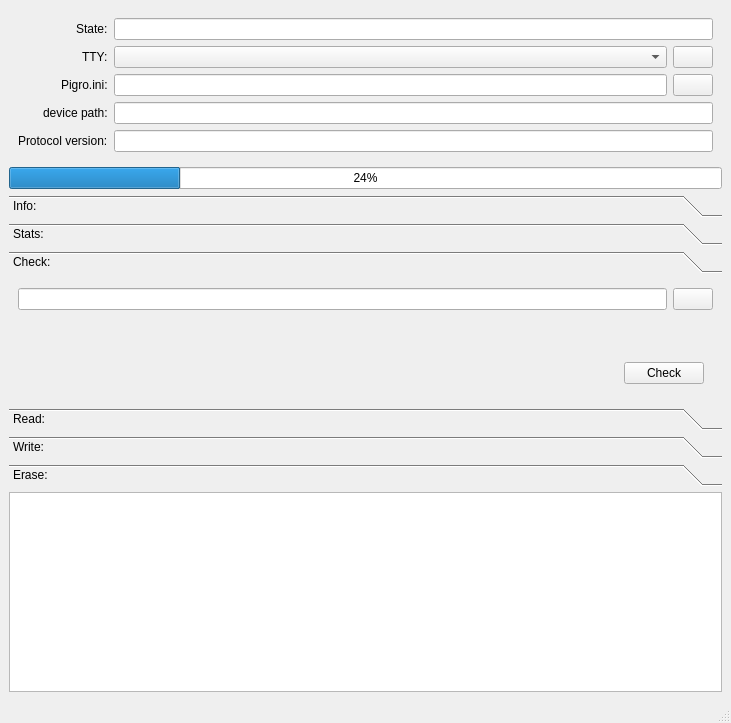
The window that pigro-gui/PigroWindow.ui (zolotov-av/pigro) describes before a commit, drawn with Qt 5.
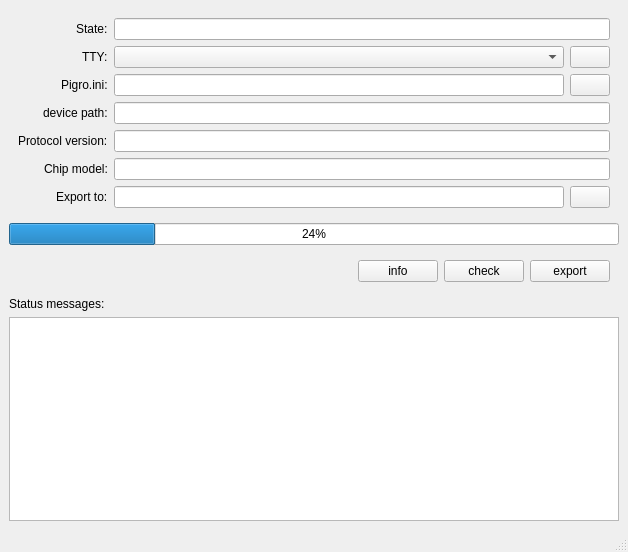
The same window after the commit. The open tabs and pages were chosen to show the change. Icons and pictures are not drawn.

The edit to the form file:
```diff
--- a/pigro-gui/PigroWindow.ui
+++ b/pigro-gui/PigroWindow.ui
@@ -6,8 +6,8 @@
    <rect>
     <x>0</x>
     <y>0</y>
-    <width>731</width>
-    <height>723</height>
+    <width>628</width>
+    <height>552</height>
    </rect>
   </property>
   <property name="windowTitle">
@@ -18,7 +18,7 @@
     <item>
      <widget class="QWidget" name="widget_4" native="true">
       <property name="sizePolicy">
-       <sizepolicy hsizetype="Preferred" vsizetype="Minimum">
+       <sizepolicy hsizetype="Preferred" vsizetype="Preferred">
         <horstretch>0</horstretch>
         <verstretch>0</verstretch>
        </sizepolicy>
@@ -27,14 +27,28 @@
        <property name="labelAlignment">
         <set>Qt::AlignRight|Qt::AlignTrailing|Qt::AlignVCenter</set>
        </property>
-       <item row="2" column="0">
+       <item row="0" column="0">
+        <widget class="QLabel" name="label_6">
+         <property name="text">
+          <string>State:</string>
+         </property>
+        </widget>
+       </item>
+       <item row="0" column="1">
+        <widget class="QLineEdit" name="leState">
+         <property name="readOnly">
+          <bool>true</bool>
+         </property>
+        </widget>
+       </item>
+       <item row="1" column="0">
         <widget class="QLabel" name="label">
          <property name="text">
           <string>TTY:</string>
          </property>
         </widget>
        </item>
-       <item row="2" column="1">
+       <item row="1" column="1">
         <layout class="QHBoxLayout" name="horizontalLayout_4">
          <item>
           <widget class="QComboBox" name="cbTty">
@@ -59,14 +73,14 @@
          </item>
         </layout>
        </item>
-       <item row="3" column="0">
+       <item row="2" column="0">
         <widget class="QLabel" name="label_4">
          <property name="text">
           <string>Pigro.ini:</string>
          </property>
         </widget>
        </item>
-       <item row="3" column="1">
+       <item row="2" column="1">
         <layout class="QHBoxLayout" name="horizontalLayout_5">
          <item>
           <widget class="QLineEdit" name="lePigroIniPath">
@@ -94,48 +108,73 @@
          </item>
         </layout>
        </item>
-       <item row="4" column="0">
+       <item row="3" column="0">
         <widget class="QLabel" name="label_2">
          <property name="text">
           <string>device path:</string>
          </property>
         </widget>
        </item>
-       <item row="4" column="1">
+       <item row="3" column="1">
         <widget class="QLineEdit" name="leDevicePath">
          <property name="readOnly">
           <bool>true</bool>
          </property>
         </widget>
        </item>
-       <item row="5" column="0">
+       <item row="4" column="0">
         <widget class="QLabel" name="label_3">
          <property name="text">
           <string>Protocol version:</string>
          </property>
         </widget>
        </item>
-       <item row="5" column="1">
+       <item row="4" column="1">
         <widget class="QLineEdit" name="leProtoVersion">
          <property name="readOnly">
           <bool>true</bool>
          </property>
         </widget>
        </item>
-       <item row="1" column="0">
-        <widget class="QLabel" name="label_6">
+       <item row="5" column="0">
+        <widget class="QLabel" name="label_5">
          <property name="text">
-          <string>State:</string>
+          <string>Chip model:</string>
          </property>
         </widget>
        </item>
-       <item row="1" column="1">
-        <widget class="QLineEdit" name="leState">
+       <item row="5" column="1">
+        <widget class="QLineEdit" name="leChipModel">
          <property name="readOnly">
           <bool>true</bool>
          </property>
         </widget>
        </item>
+       <item row="6" column="0">
+        <widget class="QLabel" name="label_7">
+         <property name="text">
+          <string>Export to:</string>
+         </property>
+        </widget>
+       </item>
+       <item row="6" column="1">
+        <layout class="QHBoxLayout" name="horizontalLayout_3">
+         <item>
+          <widget class="QLineEdit" name="leReadFilePath"/>
+         </item>
+         <item>
+          <widget class="QPushButton" name="pbOpenExportFile">
+           <property name="text">
+            <string/>
+           </property>
+           <property name="icon">
+            <iconset resource="PigroGuiResources.qrc">
+             <normaloff>:/pigro-gui/icons/save-file.png</normaloff>:/pigro-gui/icons/save-file.png</iconset>
+           </property>
+          </widget>
+         </item>
+        </layout>
+       </item>
       </layout>
      </widget>
     </item>
@@ -147,287 +186,60 @@
      </widget>
     </item>
     <item>
-     <widget class="QToolBox" name="toolBox">
-      <property name="sizePolicy">
-       <sizepolicy hsizetype="Preferred" vsizetype="Expanding">
-        <horstretch>0</horstretch>
-        <verstretch>0</verstretch>
-       </sizepolicy>
+     <widget class="QWidget" name="widget_2" native="true">
+      <layout class="QHBoxLayout" name="horizontalLayout_2">
+       <item>
+        <spacer name="horizontalSpacer">
+         <property name="orientation">
+          <enum>Qt::Horizontal</enum>
+         </property>
+         <property name="sizeHint" stdset="0">
+          <size>
+           <width>644</width>
+           <height>20</height>
+          </size>
+         </property>
+        </spacer>
+       </item>
+       <item>
+        <widget class="QPushButton" name="pbInfo">
+         <property name="text">
+          <string>info</string>
+         </property>
+        </widget>
+       </item>
+       <item>
+        <widget class="QPushButton" name="pbCheckFirmware">
+         <property name="text">
+          <string>check</string>
+         </property>
+        </widget>
+       </item>
+       <item>
+        <widget class="QPushButton" name="pbExportFirmware">
+         <property name="text">
+          <string>export</string>
+         </property>
+        </widget>
+       </item>
+      </layout>
+     </widget>
+    </item>
+    <item>
+     <widget class="QLabel" name="label_8">
+      <property name="text">
+       <string>Status messages:</string>
       </property>
-      <property name="currentIndex">
-       <number>0</number>
-      </property>
-      <widget class="QWidget" name="pageInfo">
-       <property name="geometry">
-        <rect>
-         <x>0</x>
-         <y>0</y>
-         <width>699</width>
-         <height>98</height>
-        </rect>
-       </property>
-       <attribute name="label">
-        <string>Info:</string>
-       </attribute>
-       <layout class="QVBoxLayout" name="verticalLayout_2">
-        <item>
-         <layout class="QHBoxLayout" name="horizontalLayout">
-          <item>
-           <widget class="QLabel" name="label_5">
-            <property name="text">
-             <string>Chip model:</string>
-            </property>
-           </widget>
-          </item>
-          <item>
-           <widget class="QLineEdit" name="leChipModel">
-            <property name="readOnly">
-             <bool>true</bool>
-            </property>
-           </widget>
-          </item>
-         </layout>
-        </item>
-        <item>
-         <spacer name="verticalSpacer">
-          <property name="orientation">
-           <enum>Qt::Vertical</enum>
-          </property>
-          <property name="sizeHint" stdset="0">
-           <size>
-            <width>20</width>
-            <height>40</height>
-           </size>
-          </property>
-         </spacer>
-        </item>
-        <item>
-         <widget class="QWidget" name="widget_2" native="true">
-          <layout class="QHBoxLayout" name="horizontalLayout_2">
-           <item>
-            <spacer name="horizontalSpacer">
-             <property name="orientation">
-              <enum>Qt::Horizontal</enum>
-             </property>
-             <property name="sizeHint" stdset="0">
-              <size>
-               <width>644</width>
-               <height>20</height>
-              </size>
-             </property>
-            </spacer>
-           </item>
-           <item>
-            <widget class="QPushButton" name="pbInfo">
-             <property name="text">
-              <string>INFO</string>
-             </property>
-            </widget>
-           </item>
-          </layout>
-         </widget>
-        </item>
-       </layout>
-      </widget>
-      <widget class="QWidget" name="pageStats">
-       <property name="geometry">
-        <rect>
-         <x>0</x>
-         <y>0</y>
-         <width>713</width>
-         <height>68</height>
-        </rect>
-       </property>
-       <attribute name="label">
-        <string>Stats:</string>
-       </attribute>
-      </widget>
-      <widget class="QWidget" name="pageCheck">
-       <property name="geometry">
-        <rect>
-         <x>0</x>
-         <y>0</y>
-         <width>699</width>
-         <height>98</height>
-        </rect>
-       </property>
-       <attribute name="label">
-        <string>Check:</string>
-       </attribute>
-       <layout class="QVBoxLayout" name="verticalLayout_4">
-        <item>
-         <layout class="QHBoxLayout" name="horizontalLayout_7">
-          <item>
-           <widget class="QLineEdit" name="leCheckFilePath"/>
-          </item>
-          <item>
-           <widget class="QPushButton" name="pbOpenCheckFile">
-            <property name="text">
-             <string/>
-            </property>
-            <property name="icon">
-             <iconset resource="PigroGuiResources.qrc">
-              <normaloff>:/pigro-gui/icons/save-file.png</normaloff>:/pigro-gui/icons/save-file.png</iconset>
-            </property>
-           </widget>
-          </item>
-         </layout>
-        </item>
-        <item>
-         <spacer name="verticalSpacer_3">
-          <property name="orientation">
-           <enum>Qt::Vertical</enum>
-          </property>
-          <property name="sizeHint" stdset="0">
-           <size>
-            <width>20</width>
-            <height>25</height>
-           </size>
-          </property>
-         </spacer>
-        </item>
-        <item>
-         <widget class="QWidget" name="widget_3" native="true">
-          <layout class="QHBoxLayout" name="horizontalLayout_8">
-           <item>
-            <spacer name="horizontalSpacer_3">
-             <property name="orientation">
-              <enum>Qt::Horizontal</enum>
-             </property>
-             <property name="sizeHint" stdset="0">
-              <size>
-               <width>715</width>
-               <height>20</height>
-              </size>
-             </property>
-            </spacer>
-           </item>
-           <item>
-            <widget class="QPushButton" name="pbCheckFirmware">
-             <property name="text">
-              <string>Check</string>
-             </property>
-            </widget>
-           </item>
-          </layout>
-         </widget>
-        </item>
-       </layout>
-      </widget>
-      <widget class="QWidget" name="pageRead">
-       <property name="geometry">
-        <rect>
-         <x>0</x>
-         <y>0</y>
-         <width>699</width>
-         <height>98</height>
-        </rect>
-       </property>
-       <attribute name="label">
-        <string>Read:</string>
-       </attribute>
-       <layout class="QVBoxLayout" name="verticalLayout_3">
-        <item>
-         <layout class="QHBoxLayout" name="horizontalLayout_3">
-          <item>
-           <widget class="QLineEdit" name="leReadFilePath"/>
-          </item>
-          <item>
-           <widget class="QPushButton" name="pbOpenReadFile">
-            <property name="text">
-             <string/>
-            </property>
-            <property name="icon">
-             <iconset resource="PigroGuiResources.qrc">
-              <normaloff>:/pigro-gui/icons/save-file.png</normaloff>:/pigro-gui/icons/save-file.png</iconset>
-            </property>
-           </widget>
-          </item>
-         </layout>
-        </item>
-        <item>
-         <spacer name="verticalSpacer_2">
-          <property name="orientation">
-           <enum>Qt::Vertical</enum>
-          </property>
-          <property name="sizeHint" stdset="0">
-           <size>
-            <width>20</width>
-            <height>83</height>
-           </size>
-          </property>
-         </spacer>
-        </item>
-        <item>
-         <widget class="QWidget" name="widget" native="true">
-          <layout class="QHBoxLayout" name="horizontalLayout_6">
-           <item>
-            <spacer name="horizontalSpacer_2">
-             <property name="orientation">
-              <enum>Qt::Horizontal</enum>
-             </property>
-             <property name="sizeHint" stdset="0">
-              <size>
-               <width>715</width>
-               <height>20</height>
-              </size>
-             </property>
-            </spacer>
-           </item>
-           <item>
-            <widget class="QPushButton" name="pbReadFirmware">
-             <property name="text">
-              <string>Read</string>
-             </property>
-            </widget>
-           </item>
-          </layout>
-         </widget>
-        </item>
-       </layout>
-      </widget>
-      <widget class="QWidget" name="pageWrite">
-       <property name="geometry">
-        <rect>
-         <x>0</x>
-         <y>0</y>
-         <width>713</width>
-         <height>68</height>
-        </rect>
-       </property>
-       <attribute name="label">
-        <string>Write:</string>
-       </attribute>
-      </widget>
-      <widget class="QWidget" name="pageErase">
-       <property name="geometry">
-        <rect>
-         <x>0</x>
-         <y>0</y>
-         <width>713</width>
-         <height>68</height>
-        </rect>
-       </property>
-       <attribute name="label">
-        <string>Erase:</string>
-       </attribute>
-      </widget>
      </widget>
     </item>
     <item>
      <widget class="QPlainTextEdit" name="pteMessages">
       <property name="sizePolicy">
-       <sizepolicy hsizetype="Expanding" vsizetype="Minimum">
+       <sizepolicy hsizetype="Expanding" vsizetype="Expanding">
         <horstretch>0</horstretch>
         <verstretch>0</verstretch>
        </sizepolicy>
       </property>
-      <property name="minimumSize">
-       <size>
-        <width>0</width>
-        <height>200</height>
-       </size>
-      </property>
       <property name="font">
        <font>
         <family>Monospace</family>
@@ -442,7 +254,7 @@
     <rect>
      <x>0</x>
      <y>0</y>
-     <width>731</width>
+     <width>628</width>
      <height>21</height>
     </rect>
    </property>
```
